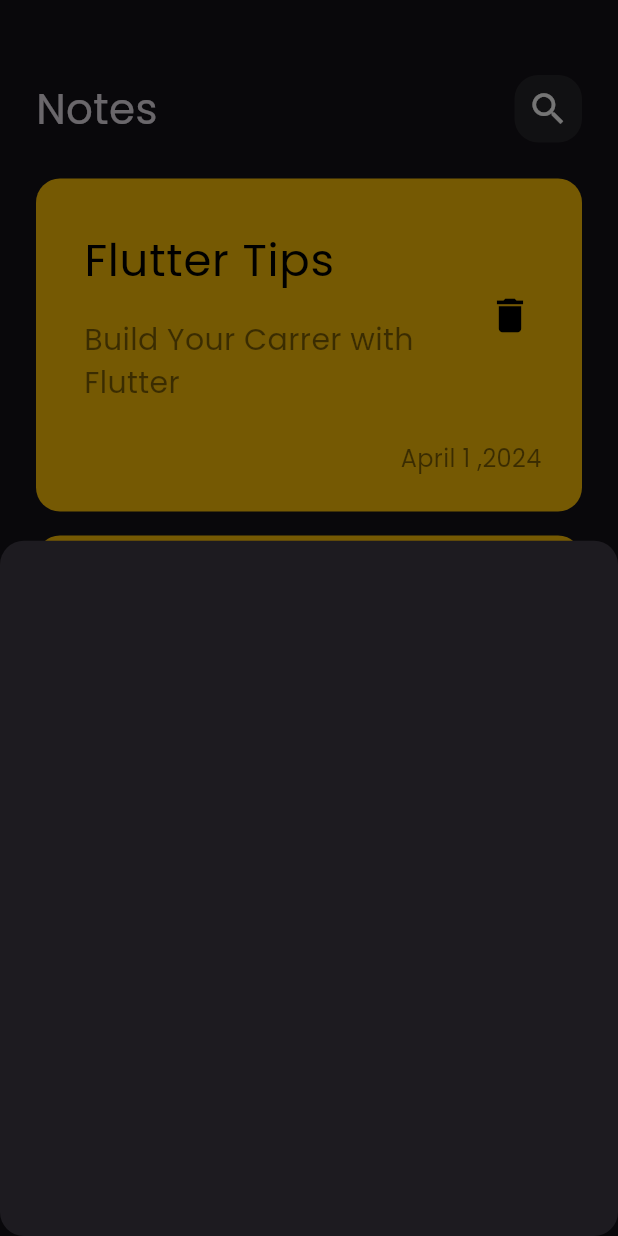
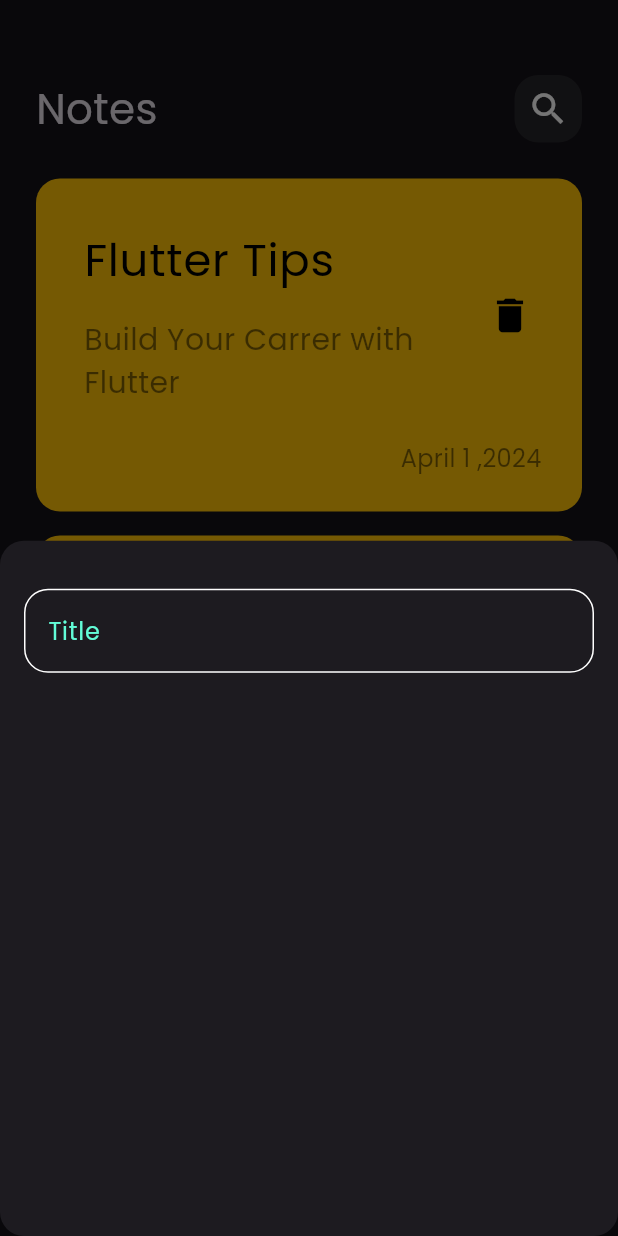
Before and after one commit to 7mk4a/notes_app, a Flutter app: the screen it shows after launch, after a tap on the "add" icon, on a phone screen of 412 x 824 dp. Run offline on Flutter 3.47's test engine with Material 3 defaults, Android fonts, the phone set to English and light mode, and no system bars.

Commit message:
Create custom text field

```diff
--- /dev/null
+++ b/lib/constants.dart
@@ -0,0 +1,3 @@
+import 'package:flutter/material.dart';
+
+const kPrimaryColor = Color(0xff62FCD7);
--- a/lib/view/widgets/add_note_button_sheet.dart
+++ b/lib/view/widgets/add_note_button_sheet.dart
@@ -1,10 +1,14 @@
 import 'package:flutter/material.dart';
+import 'package:notes_app/view/widgets/custom_text_field.dart';
 
 class AddNoteBottomSheet extends StatelessWidget {
   const AddNoteBottomSheet({super.key});
 
   @override
   Widget build(BuildContext context) {
-    return Container();
+    return Padding(
+      padding: const EdgeInsets.symmetric(horizontal: 16),
+      child: Column(children: [SizedBox(height: 32), CustomTextField()]),
+    );
   }
 }
--- /dev/null
+++ b/lib/view/widgets/custom_text_field.dart
@@ -0,0 +1,27 @@
+import 'package:flutter/material.dart';
+import 'package:notes_app/constants.dart';
+
+class CustomTextField extends StatelessWidget {
+  const CustomTextField({super.key});
+
+  @override
+  Widget build(BuildContext context) {
+    return TextField(
+      cursorColor: kPrimaryColor,
+      decoration: InputDecoration(
+        hintText: "Title",
+        hintStyle: TextStyle(color: kPrimaryColor),
+        border: buildBorder(),
+        enabledBorder: buildBorder(),
+        focusedBorder: buildBorder(),
+      ),
+    );
+  }
+
+  OutlineInputBorder buildBorder() {
+    return OutlineInputBorder(
+      borderRadius: BorderRadius.circular(16),
+      borderSide: BorderSide(color: Colors.white),
+    );
+  }
+}
```
